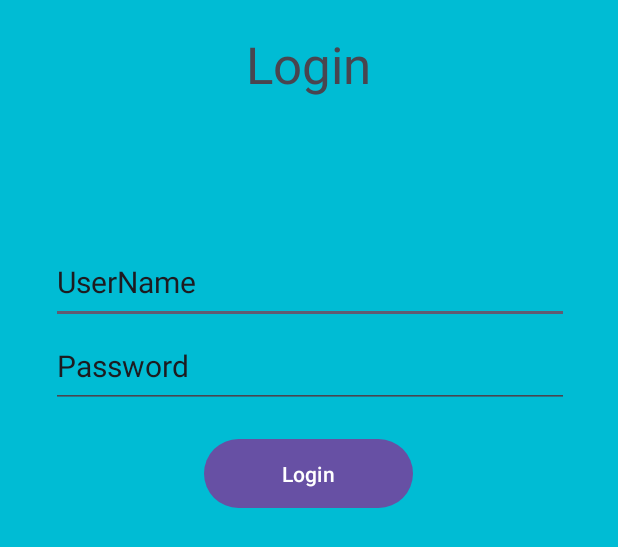
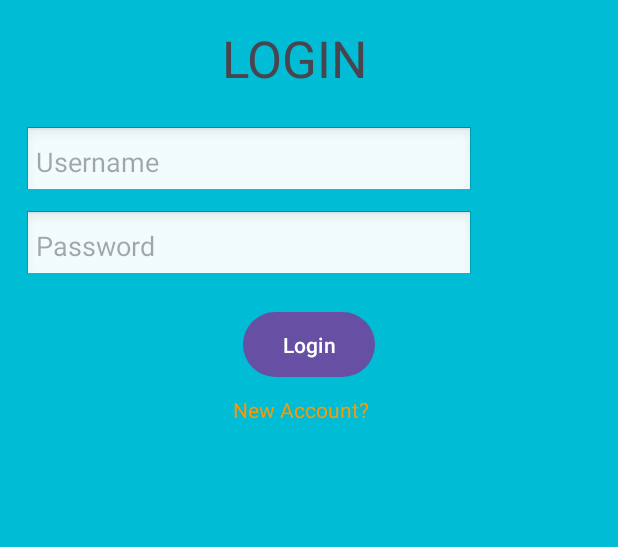
Before and after one commit to Giladkeller/Backgammon, an Android app: the layout login.xml on its own in the app's theme, with its tools: preview values and no code run, on a phone screen of 412 x 824 dp. Shown: the top 547 px of the screen. Run offline under Robolectric (Android 15) with nearby library versions, the phone set to English and light mode, and no system bars.

```diff
--- a/app/src/main/res/layout/login.xml
+++ b/app/src/main/res/layout/login.xml
@@ -1,63 +1,58 @@
 <?xml version="1.0" encoding="utf-8"?>
-<androidx.constraintlayout.widget.ConstraintLayout xmlns:android="http://schemas.android.com/apk/res/android"
-    xmlns:app="http://schemas.android.com/apk/res-auto"
+<LinearLayout xmlns:android="http://schemas.android.com/apk/res/android"
     xmlns:tools="http://schemas.android.com/tools"
     android:layout_width="match_parent"
     android:layout_height="match_parent"
-    android:background="#00BCD4">
-
+    android:background="#00BCD4"
+    android:orientation="vertical"
+    android:padding="16dp"
+    tools:ignore="DuplicateIds">
+    <!-- Registration Section -->
     <TextView
         android:id="@+id/tvLogin"
-        android:layout_width="113dp"
-        android:layout_height="50dp"
-        android:layout_weight="1"
-        android:gravity="center"
-        android:text="Login"
-        android:textSize="34sp"
-        app:layout_constraintBottom_toBottomOf="parent"
-        app:layout_constraintEnd_toEndOf="parent"
-        app:layout_constraintHorizontal_bias="0.498"
-        app:layout_constraintStart_toStartOf="parent"
-        app:layout_constraintTop_toTopOf="parent"
-        app:layout_constraintVertical_bias="0.023" />
+        android:layout_width="116dp"
+        android:layout_height="68dp"
+        android:layout_gravity="center"
+        android:paddingBottom="16dp"
+        android:text="LOGIN"
+        android:textSize="34sp" />
 
     <EditText
         android:id="@+id/edUsername"
-        android:layout_width="345dp"
-        android:layout_height="55dp"
-        android:layout_marginBottom="608dp"
-        android:text="UserName"
-        android:textSize="20sp"
-        app:layout_constraintBottom_toBottomOf="parent"
-        app:layout_constraintEnd_toEndOf="parent"
-        app:layout_constraintHorizontal_bias="0.513"
-        app:layout_constraintStart_toStartOf="parent"
-        app:layout_constraintTop_toBottomOf="@+id/tvSignin"
-        app:layout_constraintVertical_bias="0.037" />
+        android:layout_width="300dp"
+        android:layout_height="48dp"
+        android:background="@android:drawable/edit_text"
+        android:hint="Username"
+        android:padding="8dp" />
 
     <EditText
         android:id="@+id/edPassword"
-        android:layout_width="345dp"
-        android:layout_height="55dp"
-        android:layout_marginBottom="552dp"
-        android:text="Password"
-        android:textSize="20sp"
-        app:layout_constraintBottom_toBottomOf="parent"
-        app:layout_constraintEnd_toEndOf="parent"
-        app:layout_constraintHorizontal_bias="0.513"
-        app:layout_constraintStart_toStartOf="parent"
-        app:layout_constraintTop_toBottomOf="@+id/tvSignin"
-        app:layout_constraintVertical_bias="0.147" />
+        android:layout_width="300dp"
+        android:layout_height="48dp"
+        android:layout_marginTop="8dp"
+        android:background="@android:drawable/edit_text"
+        android:hint="Password"
+        android:inputType="textPassword"
+        android:padding="8dp" />
 
     <Button
         android:id="@+id/btnLogin"
-        android:layout_width="139dp"
-        android:layout_height="54dp"
+        android:layout_width="wrap_content"
+        android:layout_height="wrap_content"
+        android:layout_gravity="center"
+        android:layout_marginTop="16dp"
+
+        android:padding="12dp"
         android:text="Login"
-        app:layout_constraintBottom_toBottomOf="parent"
-        app:layout_constraintEnd_toEndOf="parent"
-        app:layout_constraintHorizontal_bias="0.498"
-        app:layout_constraintStart_toStartOf="parent"
-        app:layout_constraintTop_toBottomOf="@+id/edPassword"
-        app:layout_constraintVertical_bias="0.033" />
-</androidx.constraintlayout.widget.ConstraintLayout>
+        android:textColor="#FFFFFF"
+        android:textColorLink="@color/design_default_color_error" />
+
+    <TextView
+        android:id="@+id/btnNewAccount"
+        android:layout_width="370dp"
+        android:layout_height="35dp"
+        android:gravity="center"
+        android:text="New Account?"
+        android:textColor="#FF9800" />
+
+</LinearLayout>
```
